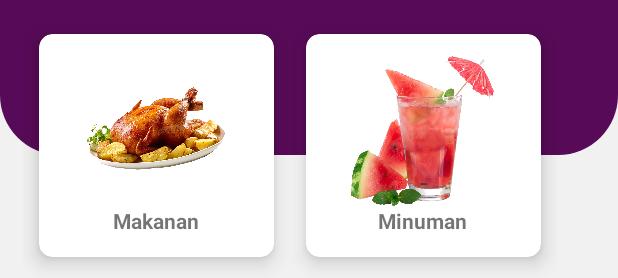
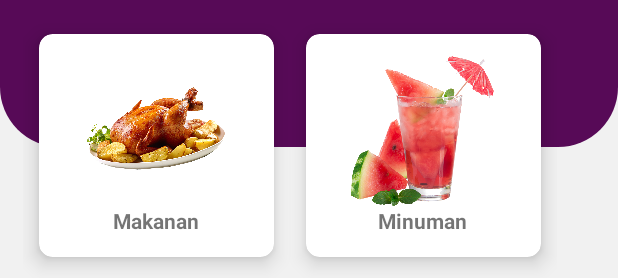
Before and after one commit to ddwikasari/PeseninAja, an Android app: the layout activity_dasbhoard.xml on its own in the app's theme, with its tools: preview values and no code run, on a phone screen of 412 x 824 dp. Shown: the part 197-475 px from the top of the screen. Run offline under Robolectric (Android 15) with nearby library versions, the phone set to English and light mode, and no system bars.

Commit message:
Revisi UI Dasboard

```diff
--- a/app/src/main/res/layout/activity_dasbhoard.xml
+++ b/app/src/main/res/layout/activity_dasbhoard.xml
@@ -129,7 +129,7 @@
 
         <LinearLayout
             android:layout_width="match_parent"
-            android:layout_height="95dp"
+            android:layout_height="90dp"
             android:background="@drawable/header" />
         <GridLayout
             android:layout_width="wrap_content"
```
